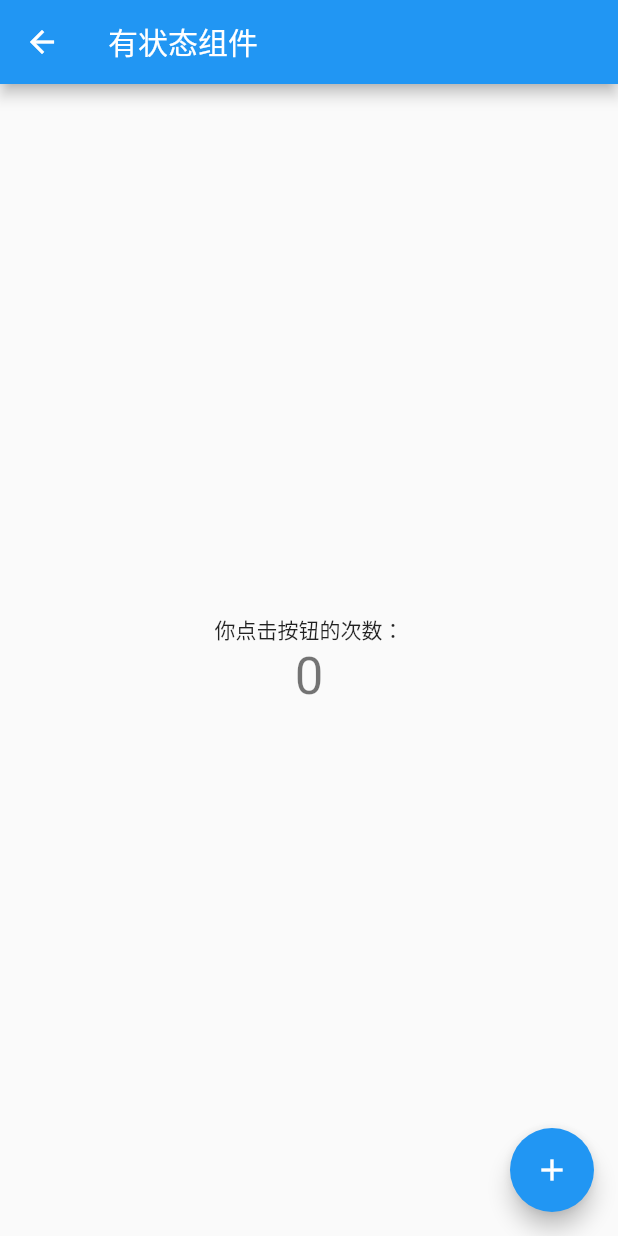
After one commit to haoyd/FlutterSample, a Flutter app: the screen it shows after launch, after a tap on "StateWidgetPage", on a phone screen of 412 x 824 dp. The commit adds this screen. Run offline on Flutter 3.47's test engine with Material 2 defaults, Android fonts, the phone set to English and light mode, and no system bars.

Commit message:
有状态组件

```diff
--- /dev/null
+++ b/lib/controller/StateWidgetPage.dart
@@ -0,0 +1,50 @@
+import 'package:flutter/material.dart';
+
+class StateWidgetPage extends StatefulWidget {
+
+  @override
+  State<StatefulWidget> createState() {
+    // TODO: implement createState
+    return new _MyStatePageState();
+  }
+
+}
+
+class _MyStatePageState extends State<StateWidgetPage> {
+
+  int _counter = 0;
+
+  void _incrementCounter() {
+    setState(() {
+      _counter++;
+    });
+  }
+
+  @override
+  Widget build(BuildContext context) {
+    // TODO: implement build
+    return new Scaffold(
+      appBar: new AppBar(
+        title: new Text("有状态组件"),
+      ),
+      body: new Center(
+        child: new Column(
+          mainAxisAlignment: MainAxisAlignment.center,
+          children: <Widget>[
+            new Text('你点击按钮的次数：'),
+            new Text(
+                '$_counter',
+                style: Theme.of(context).textTheme.display1,
+            )
+          ],
+        ),
+      ),
+      floatingActionButton: new FloatingActionButton(
+          onPressed: _incrementCounter,
+          tooltip: 'Increment',
+          child: new Icon(Icons.add),
+      ),
+    );
+  }
+
+}
--- a/lib/main.dart
+++ b/lib/main.dart
@@ -1,5 +1,6 @@
 import 'package:flutter/material.dart';
 
+import 'controller/StateWidgetPage.dart';
 import 'controller/ThemePage.dart';
 
 void main() => runApp(MyApp());
@@ -16,6 +17,7 @@ class MyApp extends StatelessWidget {
       home: new SampleAppPage(),
       routes: <String, WidgetBuilder> {
         'ThemePage': (BuildContext context) => new ThemePage(),
+        'StateWidgetPage': (BuildContext context) => new StateWidgetPage(),
       },
     );
   }
@@ -48,6 +50,11 @@ class _SampleAppPageState extends State<SampleAppPage> {
       Navigator.of(context).pushNamed('ThemePage');
     }));
 
+    widgets.add(_getListItem("StateWidgetPage", () {
+      Navigator.of(context).pushNamed('StateWidgetPage');
+    }));
+
+
     return widgets;
   }
 
```
